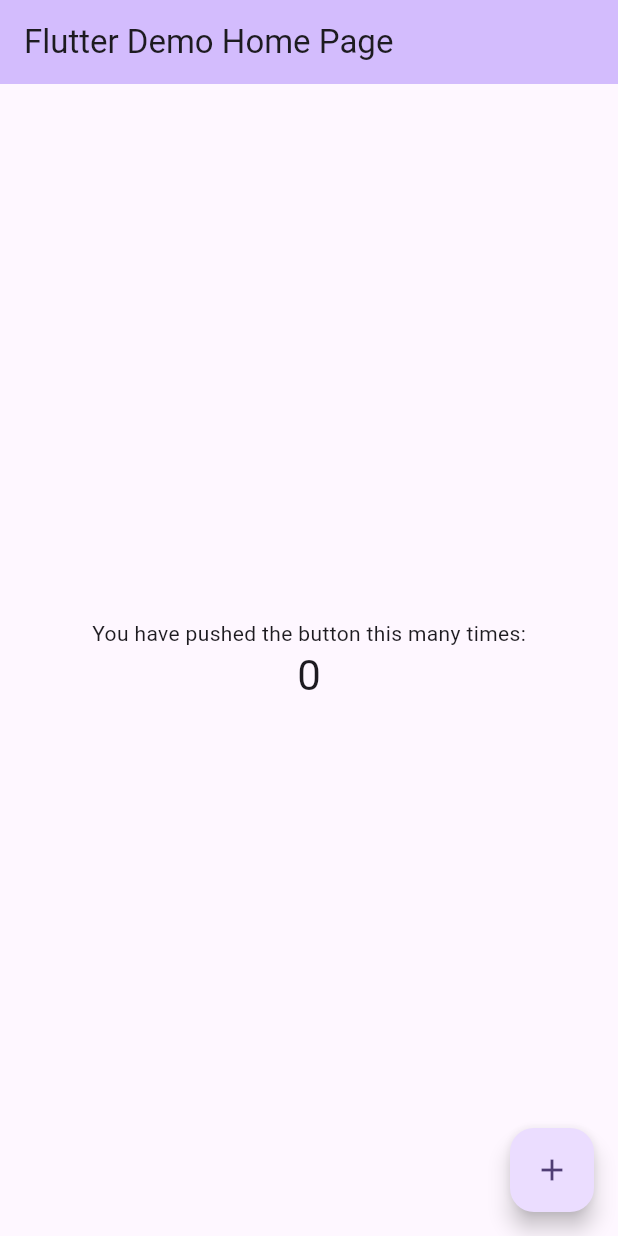
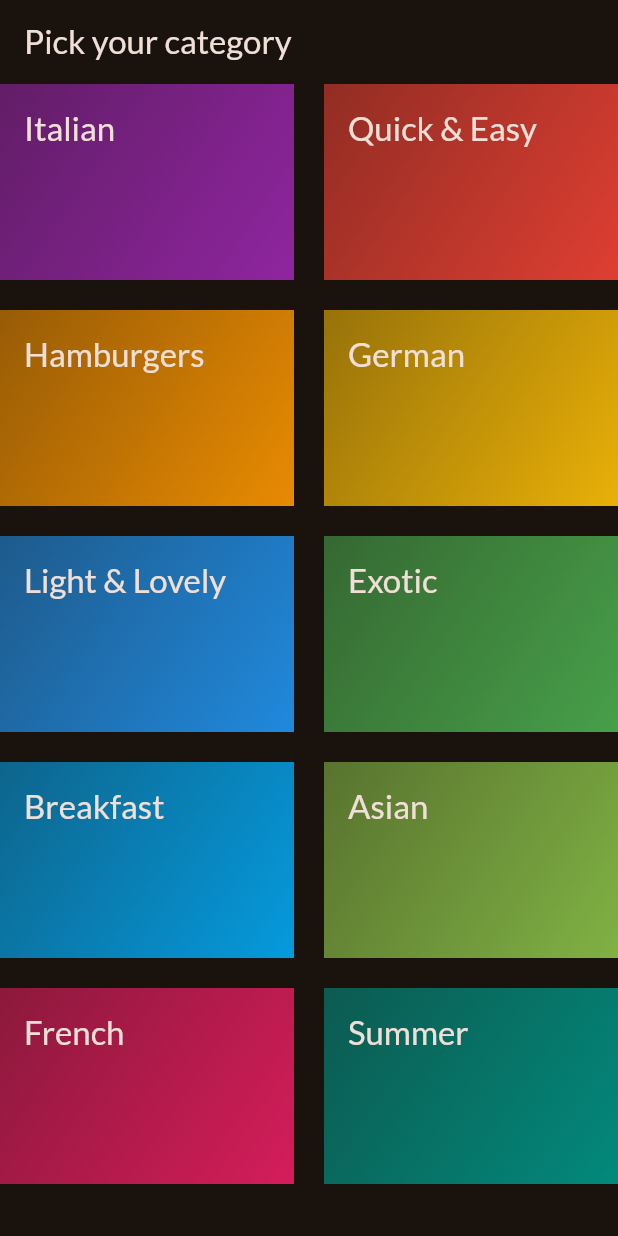
Before and after one commit to ir-sen/meal_app_flutter, a Flutter app: the screen it shows after launch, on a phone screen of 412 x 824 dp. Run offline on Flutter 3.47's test engine with Material 3 defaults, Android fonts, the phone set to English and light mode, and no system bars; our stand-ins replace google_fonts.

Commit message:
add grid view and dummy data

```diff
--- /dev/null
+++ b/lib/categories.dart
@@ -0,0 +1,34 @@
+import 'package:flutter/material.dart';
+import 'package:meal_app/data/dummy_data.dart';
+import 'package:meal_app/widgets/category_grid_item.dart';
+
+
+class CategoriesCreen extends StatelessWidget {
+
+  const CategoriesCreen({super.key});
+
+  @override
+  Widget build(BuildContext context) {
+    // TODO: implement build
+    return Scaffold(
+      appBar: AppBar(
+        title: const Text('Pick your category '),
+      ),
+      body: GridView(
+        gridDelegate: const SliverGridDelegateWithFixedCrossAxisCount(
+          crossAxisCount: 2,
+          childAspectRatio: 3 / 2,
+          crossAxisSpacing: 20,
+          mainAxisSpacing: 20,
+          ),
+        children: [
+          // availableCategories.map((category) => )
+          for (final category in availableCategories)
+            CategoryGridItem(category: category)
+
+        ],
+      )
+    );
+  }
+
+}
--- /dev/null
+++ b/lib/data/dummy_data.dart
@@ -0,0 +1,56 @@
+import 'package:flutter/material.dart';
+import 'package:meal_app/models/category.dart';
+
+
+const availableCategories = [
+  Category(
+    id: 'c1',
+    title: 'Italian',
+    color: Colors.purple,
+  ),
+  Category(
+    id: 'c2',
+    title: 'Quick & Easy',
+    color: Colors.red,
+  ),
+  Category(
+    id: 'c3',
+    title: 'Hamburgers',
+    color: Colors.orange,
+  ),
+  Category(
+    id: 'c4',
+    title: 'German',
+    color: Colors.amber,
+  ),
+  Category(
+    id: 'c5',
+    title: 'Light & Lovely',
+    color: Colors.blue,
+  ),
+  Category(
+    id: 'c6',
+    title: 'Exotic',
+    color: Colors.green,
+  ),
+  Category(
+    id: 'c7',
+    title: 'Breakfast',
+    color: Colors.lightBlue,
+  ),
+  Category(
+    id: 'c8',
+    title: 'Asian',
+    color: Colors.lightGreen,
+  ),
+  Category(
+    id: 'c9',
+    title: 'French',
+    color: Colors.pink,
+  ),
+  Category(
+    id: 'c10',
+    title: 'Summer',
+    color: Colors.teal,
+  ),
+];
--- a/lib/main.dart
+++ b/lib/main.dart
@@ -1,4 +1,16 @@
 import 'package:flutter/material.dart';
+import 'package:google_fonts/google_fonts.dart';
+import 'package:meal_app/categories.dart';
+
+final theme = ThemeData(
+  useMaterial3: true,
+  colorScheme: ColorScheme.fromSeed(
+    brightness: Brightness.dark,
+    seedColor: const Color.fromARGB(255, 131, 57, 0)
+  ),
+  textTheme: GoogleFonts.latoTextTheme(),
+);
+
 
 void main() {
   runApp(const MyApp());
@@ -10,116 +22,10 @@ class MyApp extends StatelessWidget {
   // This widget is the root of your application.
   @override
   Widget build(BuildContext context) {
+    // TODO: implement build
     return MaterialApp(
-      title: 'Flutter Demo',
-      theme: ThemeData(
-        // This is the theme of your application.
-        //
-        // TRY THIS: Try running your application with "flutter run". You'll see
-        // the application has a purple toolbar. Then, without quitting the app,
-        // try changing the seedColor in the colorScheme below to Colors.green
-        // and then invoke "hot reload" (save your changes or press the "hot
-        // reload" button in a Flutter-supported IDE, or press "r" if you used
-        // the command line to start the app).
-        //
-        // Notice that the counter didn't reset back to zero; the application
-        // state is not lost during the reload. To reset the state, use hot
-        // restart instead.
-        //
-        // This works for code too, not just values: Most code changes can be
-        // tested with just a hot reload.
-        colorScheme: ColorScheme.fromSeed(seedColor: Colors.deepPurple),
-        useMaterial3: true,
-      ),
-      home: const MyHomePage(title: 'Flutter Demo Home Page'),
+      theme: theme,
+      home: const CategoriesCreen(),
     );
   }
 }
-
-class MyHomePage extends StatefulWidget {
-  const MyHomePage({super.key, required this.title});
-
-  // This widget is the home page of your application. It is stateful, meaning
-  // that it has a State object (defined below) that contains fields that affect
-  // how it looks.
-
-  // This class is the configuration for the state. It holds the values (in this
-  // case the title) provided by the parent (in this case the App widget) and
-  // used by the build method of the State. Fields in a Widget subclass are
-  // always marked "final".
-
-  final String title;
-
-  @override
-  State<MyHomePage> createState() => _MyHomePageState();
-}
-
-class _MyHomePageState extends State<MyHomePage> {
-  int _counter = 0;
-
-  void _incrementCounter() {
-    setState(() {
-      // This call to setState tells the Flutter framework that something has
-      // changed in this State, which causes it to rerun the build method below
-      // so that the display can reflect the updated values. If we changed
-      // _counter without calling setState(), then the build method would not be
-      // called again, and so nothing would appear to happen.
-      _counter++;
-    });
-  }
-
-  @override
-  Widget build(BuildContext context) {
-    // This method is rerun every time setState is called, for instance as done
-    // by the _incrementCounter method above.
-    //
-    // The Flutter framework has been optimized to make rerunning build methods
-    // fast, so that you can just rebuild anything that needs updating rather
-    // than having to individually change instances of widgets.
-    return Scaffold(
-      appBar: AppBar(
-        // TRY THIS: Try changing the color here to a specific color (to
-        // Colors.amber, perhaps?) and trigger a hot reload to see the AppBar
-        // change color while the other colors stay the same.
-        backgroundColor: Theme.of(context).colorScheme.inversePrimary,
-        // Here we take the value from the MyHomePage object that was created by
-        // the App.build method, and use it to set our appbar title.
-        title: Text(widget.title),
-      ),
-      body: Center(
-        // Center is a layout widget. It takes a single child and positions it
-        // in the middle of the parent.
-        child: Column(
-          // Column is also a layout widget. It takes a list of children and
-          // arranges them vertically. By default, it sizes itself to fit its
-          // children horizontally, and tries to be as tall as its parent.
-          //
-          // Column has various properties to control how it sizes itself and
-          // how it positions its children. Here we use mainAxisAlignment to
-          // center the children vertically; the main axis here is the vertical
-          // axis because Columns are vertical (the cross axis would be
-          // horizontal).
-          //
-          // TRY THIS: Invoke "debug painting" (choose the "Toggle Debug Paint"
-          // action in the IDE, or press "p" in the console), to see the
-          // wireframe for each widget.
-          mainAxisAlignment: MainAxisAlignment.center,
-          children: <Widget>[
-            const Text(
-              'You have pushed the button this many times:',
-            ),
-            Text(
-              '$_counter',
-              style: Theme.of(context).textTheme.headlineMedium,
-            ),
-          ],
-        ),
-      ),
-      floatingActionButton: FloatingActionButton(
-        onPressed: _incrementCounter,
-        tooltip: 'Increment',
-        child: const Icon(Icons.add),
-      ), // This trailing comma makes auto-formatting nicer for build methods.
-    );
-  }
-}
--- /dev/null
+++ b/lib/models/category.dart
@@ -0,0 +1,14 @@
+import 'package:flutter/material.dart';
+
+class Category {
+  const Category({
+    required this.id,
+    required this.title,
+    this.color = Colors.orange,
+  });
+
+  final String id;
+  final String title;
+  final Color color;
+
+}
--- /dev/null
+++ b/lib/widgets/category_grid_item.dart
@@ -0,0 +1,37 @@
+import 'package:flutter/material.dart';
+import 'package:meal_app/models/category.dart';
+
+
+class CategoryGridItem extends StatelessWidget {
+
+  const CategoryGridItem(
+    {
+      super.key, required this.category
+    });
+
+  final Category category;
+
+  @override
+  Widget build(BuildContext context) {
+    // TODO: implement build
+    return Container(
+      padding: const EdgeInsets.all(16),
+      decoration: BoxDecoration(
+        gradient: LinearGradient(
+          colors: [
+            category.color.withOpacity(0.55),
+            category.color.withOpacity(0.9)
+          ],
+          begin: Alignment.topLeft,
+          end: Alignment.bottomRight,
+        ),
+      ),
+      child: Text(
+        category.title,
+        style: Theme.of(context).textTheme.titleLarge!.copyWith(
+          color: Theme.of(context).colorScheme.onBackground,
+        )
+        ),
+    );
+  }
+}
--- a/pubspec.yaml
+++ b/pubspec.yaml
@@ -35,6 +35,7 @@ dependencies:
   # The following adds the Cupertino Icons font to your application.
   # Use with the CupertinoIcons class for iOS style icons.
   cupertino_icons: ^1.0.6
+  google_fonts: ^6.2.1
 
 dev_dependencies:
   flutter_test:
```
Also changed, not shown: pubspec.lock, 10 other files.
